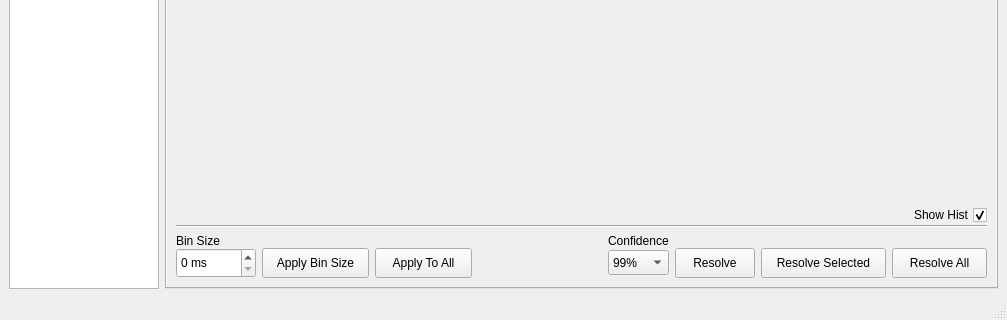
Qt form ui/mainwindow.ui (BioPhysicsUP/Full_SMS) before a commit; both pictures show x 0 to 1007 and y 308 to 628 of the 1007 by 628 pixel window.
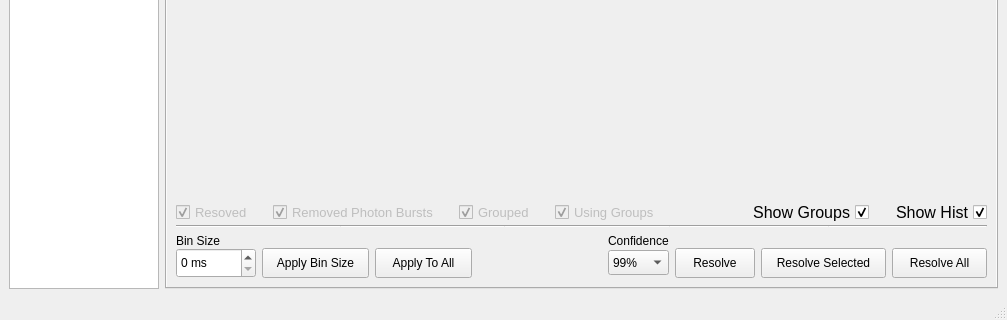
The same form after that commit. Icons and pictures are not drawn. Custom widgets are drawn as their Qt base class.

Patch:
```diff
--- a/ui/mainwindow.ui
+++ b/ui/mainwindow.ui
@@ -167,7 +167,7 @@
             </property>
            </widget>
           </item>
-          <item row="2" column="4">
+          <item row="3" column="4">
            <widget class="Line" name="lineInt_Hist">
             <property name="sizePolicy">
              <sizepolicy hsizetype="Expanding" vsizetype="Fixed">
@@ -180,39 +180,7 @@
             </property>
            </widget>
           </item>
-          <item row="1" column="3" colspan="2">
-           <widget class="QCheckBox" name="chbInt_Show_Hist">
-            <property name="layoutDirection">
-             <enum>Qt::RightToLeft</enum>
-            </property>
-            <property name="text">
-             <string>Show Hist</string>
-            </property>
-            <property name="iconSize">
-             <size>
-              <width>16</width>
-              <height>16</height>
-             </size>
-            </property>
-            <property name="checked">
-             <bool>true</bool>
-            </property>
-           </widget>
-          </item>
-          <item row="2" column="2">
-           <widget class="Line" name="lineInt_3">
-            <property name="sizePolicy">
-             <sizepolicy hsizetype="Expanding" vsizetype="Fixed">
-              <horstretch>0</horstretch>
-              <verstretch>0</verstretch>
-             </sizepolicy>
-            </property>
-            <property name="orientation">
-             <enum>Qt::Horizontal</enum>
-            </property>
-           </widget>
-          </item>
-          <item row="2" column="3">
+          <item row="3" column="3">
            <widget class="Line" name="lineInt_4">
             <property name="sizePolicy">
              <sizepolicy hsizetype="Expanding" vsizetype="Fixed">
@@ -225,7 +193,20 @@
             </property>
            </widget>
           </item>
-          <item row="2" column="0">
+          <item row="3" column="2">
+           <widget class="Line" name="lineInt_3">
+            <property name="sizePolicy">
+             <sizepolicy hsizetype="Expanding" vsizetype="Fixed">
+              <horstretch>0</horstretch>
+              <verstretch>0</verstretch>
+             </sizepolicy>
+            </property>
+            <property name="orientation">
+             <enum>Qt::Horizontal</enum>
+            </property>
+           </widget>
+          </item>
+          <item row="3" column="0">
            <widget class="Line" name="lineInt_1">
             <property name="sizePolicy">
              <sizepolicy hsizetype="Expanding" vsizetype="Fixed">
@@ -238,7 +219,7 @@
             </property>
            </widget>
           </item>
-          <item row="2" column="1">
+          <item row="3" column="1">
            <widget class="Line" name="lineInt_2">
             <property name="sizePolicy">
              <sizepolicy hsizetype="Expanding" vsizetype="Fixed">
@@ -298,6 +279,178 @@
             </layout>
            </widget>
           </item>
+          <item row="1" column="0" colspan="3">
+           <layout class="QHBoxLayout" name="layInt_Display">
+            <property name="spacing">
+             <number>20</number>
+            </property>
+            <item>
+             <widget class="QCheckBox" name="chbInt_Disp_Resolved">
+              <property name="enabled">
+               <bool>false</bool>
+              </property>
+              <property name="font">
+               <font>
+                <pointsize>10</pointsize>
+               </font>
+              </property>
+              <property name="text">
+               <string>Resoved</string>
+              </property>
+              <property name="checked">
+               <bool>true</bool>
+              </property>
+             </widget>
+            </item>
+            <item>
+             <widget class="QCheckBox" name="chbInt_Disp_Photon_Bursts">
+              <property name="enabled">
+               <bool>false</bool>
+              </property>
+              <property name="font">
+               <font>
+                <pointsize>10</pointsize>
+               </font>
+              </property>
+              <property name="text">
+               <string>Removed Photon Bursts</string>
+              </property>
+              <property name="checked">
+               <bool>true</bool>
+              </property>
+             </widget>
+            </item>
+            <item>
+             <widget class="QCheckBox" name="chbInt_Disp_Grouped">
+              <property name="enabled">
+               <bool>false</bool>
+              </property>
+              <property name="font">
+               <font>
+                <pointsize>10</pointsize>
+               </font>
+              </property>
+              <property name="text">
+               <string>Grouped</string>
+              </property>
+              <property name="checked">
+               <bool>true</bool>
+              </property>
+             </widget>
+            </item>
+            <item>
+             <widget class="QCheckBox" name="chbInt_Disp_Using_Groups">
+              <property name="enabled">
+               <bool>false</bool>
+              </property>
+              <property name="font">
+               <font>
+                <pointsize>10</pointsize>
+               </font>
+              </property>
+              <property name="text">
+               <string>Using Groups</string>
+              </property>
+              <property name="checked">
+               <bool>true</bool>
+              </property>
+             </widget>
+            </item>
+            <item>
+             <spacer name="horizontalSpacer">
+              <property name="orientation">
+               <enum>Qt::Horizontal</enum>
+              </property>
+              <property name="sizeHint" stdset="0">
+               <size>
+                <width>10</width>
+                <height>20</height>
+               </size>
+              </property>
+             </spacer>
+            </item>
+           </layout>
+          </item>
+          <item row="1" column="3" colspan="2">
+           <layout class="QHBoxLayout" name="layInt_Chbs">
+            <property name="spacing">
+             <number>20</number>
+            </property>
+            <item>
+             <spacer name="horizontalSpacer_2">
+              <property name="orientation">
+               <enum>Qt::Horizontal</enum>
+              </property>
+              <property name="sizeHint" stdset="0">
+               <size>
+                <width>40</width>
+                <height>20</height>
+               </size>
+              </property>
+             </spacer>
+            </item>
+            <item>
+             <widget class="QCheckBox" name="chbInt_Show_Groups">
+              <property name="sizePolicy">
+               <sizepolicy hsizetype="Minimum" vsizetype="Minimum">
+                <horstretch>0</horstretch>
+                <verstretch>0</verstretch>
+               </sizepolicy>
+              </property>
+              <property name="font">
+               <font>
+                <pointsize>12</pointsize>
+               </font>
+              </property>
+              <property name="layoutDirection">
+               <enum>Qt::RightToLeft</enum>
+              </property>
+              <property name="text">
+               <string>Show Groups</string>
+              </property>
+              <property name="iconSize">
+               <size>
+                <width>16</width>
+                <height>16</height>
+               </size>
+              </property>
+              <property name="checked">
+               <bool>true</bool>
+              </property>
+             </widget>
+            </item>
+            <item>
+             <widget class="QCheckBox" name="chbInt_Show_Hist">
+              <property name="sizePolicy">
+               <sizepolicy hsizetype="Minimum" vsizetype="Minimum">
+                <horstretch>0</horstretch>
+                <verstretch>0</verstretch>
+               </sizepolicy>
+              </property>
+              <property name="font">
+               <font>
+                <pointsize>12</pointsize>
+               </font>
+              </property>
+              <property name="layoutDirection">
+               <enum>Qt::RightToLeft</enum>
+              </property>
+              <property name="text">
+               <string>Show Hist</string>
+              </property>
+              <property name="iconSize">
+               <size>
+                <width>16</width>
+                <height>16</height>
+               </size>
+              </property>
+              <property name="checked">
+               <bool>true</bool>
+              </property>
+             </widget>
+            </item>
+           </layout>
+          </item>
          </layout>
         </item>
         <item row="5" column="0">
```
Left out of the diff: 173 changed lines with no effect on the pictures.
